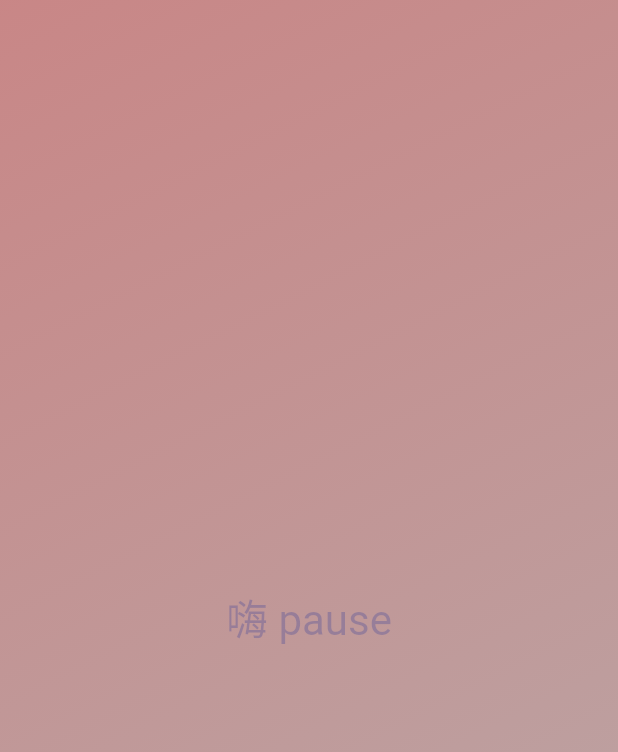
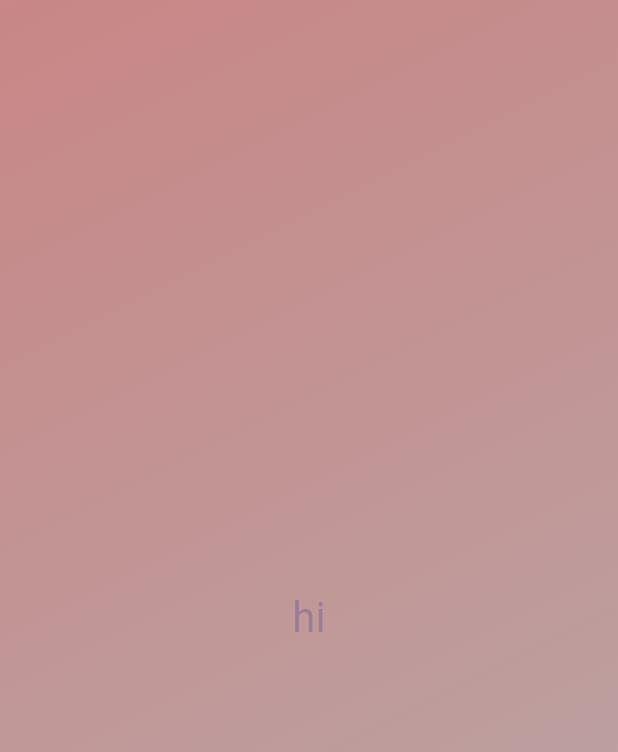
Before and after one commit to akizyfee/Flutter, a Flutter app: the screen it shows after launch, on a phone screen of 412 x 824 dp. Shown: the top 752 px of the screen. Run offline on Flutter 3.47's test engine with Material 2 defaults, Android fonts, the phone set to English and light mode, and no system bars.

Commit message:
fix:帶入參數學習

```diff
--- a/lib/gradient_container.dart
+++ b/lib/gradient_container.dart
@@ -20,7 +20,7 @@ class GradientContainer extends StatelessWidget {
           end: endAlignment,
         ),
       ),
-      child: const Center(child: StyleText()),
+      child: Center(child: StyleText('hi')),
     );
   }
 }
--- a/lib/style_text.dart
+++ b/lib/style_text.dart
@@ -1,13 +1,15 @@
 import 'package:flutter/material.dart';
 
 class StyleText extends StatelessWidget {
-  const StyleText({super.key});
+  const StyleText(this.text, {super.key});
+
+  final String text;
 
   @override
   Widget build(context) {
-    return const Text(
-      '嗨 pause',
-      style: TextStyle(
+    return Text(
+      text,
+      style: const TextStyle(
         color: Color.fromARGB(66, 33, 47, 153),
         fontSize: 28,
       ),
```
